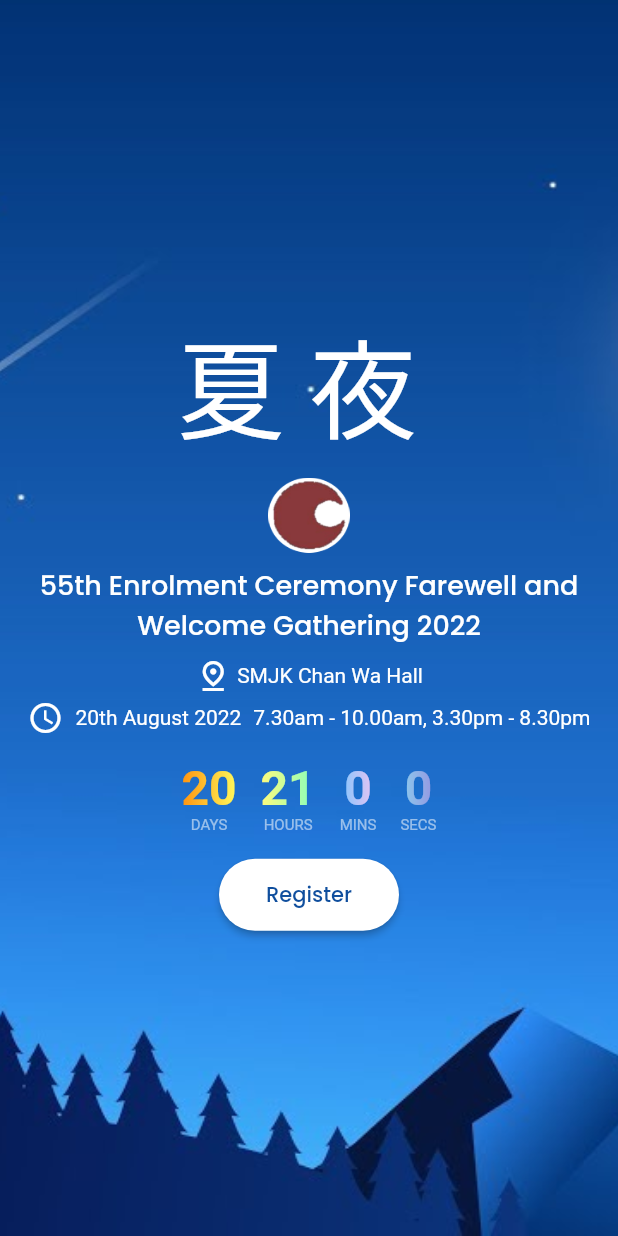
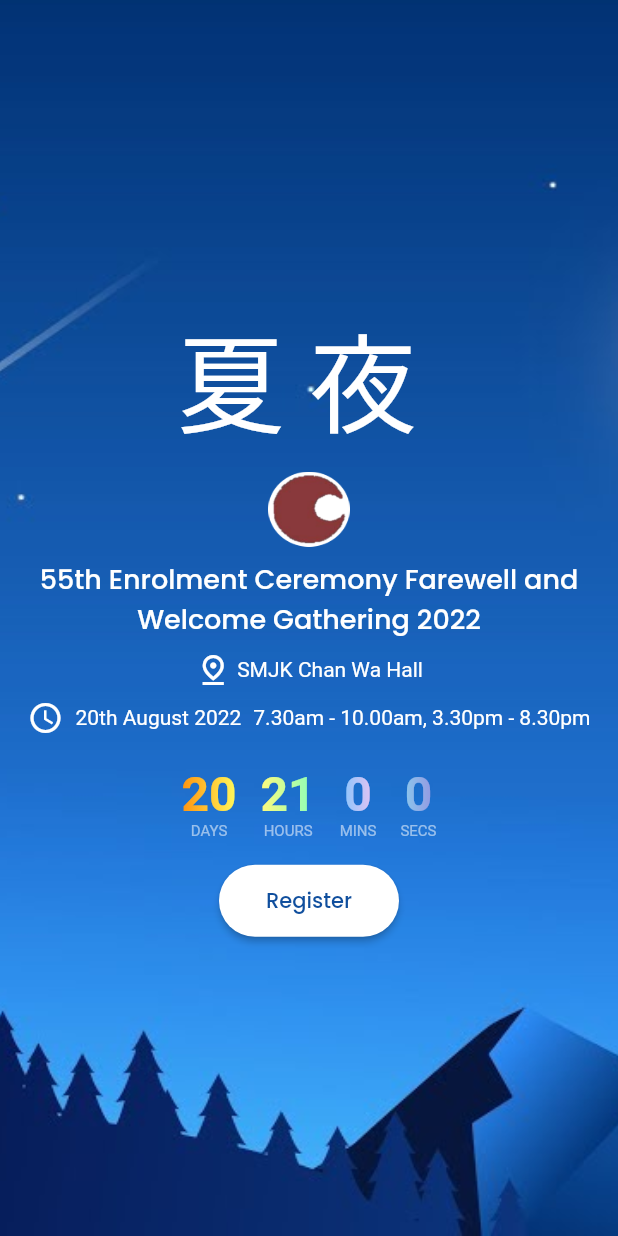
Before and after one commit to junsiong2008/cw_bsmm, a Flutter app: the screen it shows after launch, on a phone screen of 412 x 824 dp. Run offline on Flutter 3.47's test engine with Material 2 defaults, Android fonts, the phone set to English and light mode, and no system bars; drawn by our look-alikes of flutter_countdown_timer, simple_gradient_text; our stand-ins replace cloud_firestore, firebase_analytics, firebase_core, lottie; missing offline and left inert: firebase_app_check; accounts and stored records are empty; statements that could not run were skipped.

Commit message:
Fixed date time UI issue

```diff
--- a/lib/screens/home/home_page.dart
+++ b/lib/screens/home/home_page.dart
@@ -78,13 +78,13 @@ class HomePage extends StatelessWidget {
                   const SizedBox(
                     height: 8.0,
                   ),
-                  Wrap(
-                    // direction: Axis.vertical,
-                    spacing: 8.0,
-                    runSpacing: 4.0,
-                    alignment: WrapAlignment.center,
-                    crossAxisAlignment: WrapCrossAlignment.center,
-
+                  // Wrap(
+                  //   // direction: Axis.vertical,
+                  //   spacing: 8.0,
+                  //   runSpacing: 4.0,
+                  //   alignment: WrapAlignment.center,
+                  //   crossAxisAlignment: WrapCrossAlignment.center,
+                  Column(
                     children: [
                       Wrap(
                         crossAxisAlignment: WrapCrossAlignment.center,
@@ -102,6 +102,9 @@ class HomePage extends StatelessWidget {
                             textAlign: TextAlign.center,
                           ),
                         ],
+                      ),
+                      const SizedBox(
+                        height: 8.0,
                       ),
                       Wrap(
                         crossAxisAlignment: WrapCrossAlignment.center,
@@ -128,7 +131,7 @@ class HomePage extends StatelessWidget {
                     ],
                   ),
                   const SizedBox(
-                    height: 16.0,
+                    height: 20.0,
                   ),
                   CountdownGroup(
                     millisecondsToDate: DateTime.parse('2022-08-20 07:30:00Z')
```
